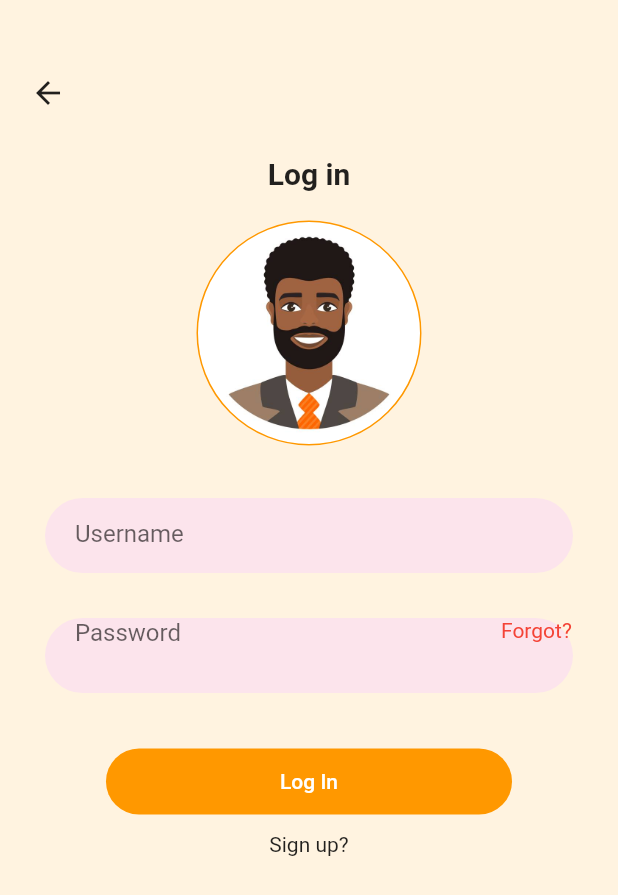
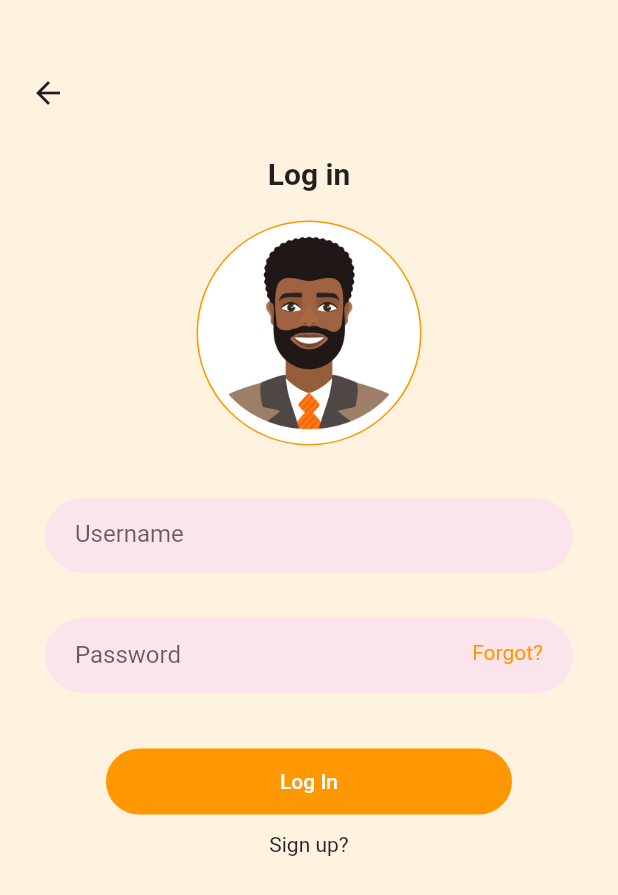
Before and after one commit to PreeminentDeveloper/SelfcareApp, a Flutter app: the screen it shows after launch, in the side drawer, after a tap on "Login", on a phone screen of 412 x 824 dp. Shown: the top 895 px of the screen. Run offline on Flutter 3.47's test engine with Material 2 defaults, Android fonts, the light colour scheme and no system bars.

Commit message:
completed all screens

```diff
--- a/lib/Screens/Pages/login.dart
+++ b/lib/Screens/Pages/login.dart
@@ -87,11 +87,14 @@ class _LogInState extends State<LogIn> {
                         border: InputBorder.none,
                         hintText: "Password",
                         // hintStyle: TextStyle(fontSize: 18),
-                        suffixIcon: Text(
-                          "Forgot?",
-                          style: TextStyle(color: Colors.red),
+                        suffixIcon: Padding(
+                          padding: const EdgeInsets.only(top: 15, right: 20),
+                          child: Text(
+                            "Forgot?",
+                            style: TextStyle(color: Colors.orange),
+                          ),
                         ),
-                        contentPadding: EdgeInsets.only(left: 20),
+                        contentPadding: EdgeInsets.only(left: 20, top: 15),
                       ),
                     ),
                   ),
--- a/lib/Screens/Tabs/home.dart
+++ b/lib/Screens/Tabs/home.dart
@@ -74,7 +74,7 @@ class _HomeState extends State<Home> {
                               vertical: 18, horizontal: 15),
                           child: Text(
                             "Are you having headache?",
-                            style: TextStyle(fontSize: 30),
+                            style: TextStyle(fontSize: 28, height: 1.5),
                           ),
                         ),
                         Padding(
@@ -91,13 +91,16 @@ class _HomeState extends State<Home> {
                                       horizontal: 20, vertical: 14),
                                   child: Text(
                                     "A. Yes",
-                                    style: TextStyle(fontSize: 24),
+                                    style: TextStyle(fontSize: 22),
                                   ),
                                 ),
                                 Padding(
                                     padding: const EdgeInsets.symmetric(
                                         horizontal: 20, vertical: 12),
-                                    child: Icon(Icons.check_box_outline_blank))
+                                    child: Icon(
+                                      Icons.check_box_outline_blank,
+                                      size: 22,
+                                    ))
                               ],
                             ),
                           ),
@@ -116,13 +119,16 @@ class _HomeState extends State<Home> {
                                       horizontal: 20, vertical: 14),
                                   child: Text(
                                     "B. No",
-                                    style: TextStyle(fontSize: 24),
+                                    style: TextStyle(fontSize: 22),
                                   ),
                                 ),
                                 Padding(
                                     padding: const EdgeInsets.symmetric(
                                         horizontal: 20, vertical: 12),
-                                    child: Icon(Icons.check_box_outline_blank))
+                                    child: Icon(
+                                      Icons.check_box_outline_blank,
+                                      size: 22,
+                                    ))
                               ],
                             ),
                           ),
@@ -141,13 +147,16 @@ class _HomeState extends State<Home> {
                                       horizontal: 20, vertical: 14),
                                   child: Text(
                                     "C. Slightly",
-                                    style: TextStyle(fontSize: 24),
+                                    style: TextStyle(fontSize: 22),
                                   ),
                                 ),
                                 Padding(
                                     padding: const EdgeInsets.symmetric(
                                         horizontal: 20, vertical: 12),
-                                    child: Icon(Icons.check_box_outline_blank))
+                                    child: Icon(
+                                      Icons.check_box_outline_blank,
+                                      size: 22,
+                                    ))
                               ],
                             ),
                           ),
```
Also changed, not shown: lib/Screens/Tabs/profile.dart (+7 -11 lines).
